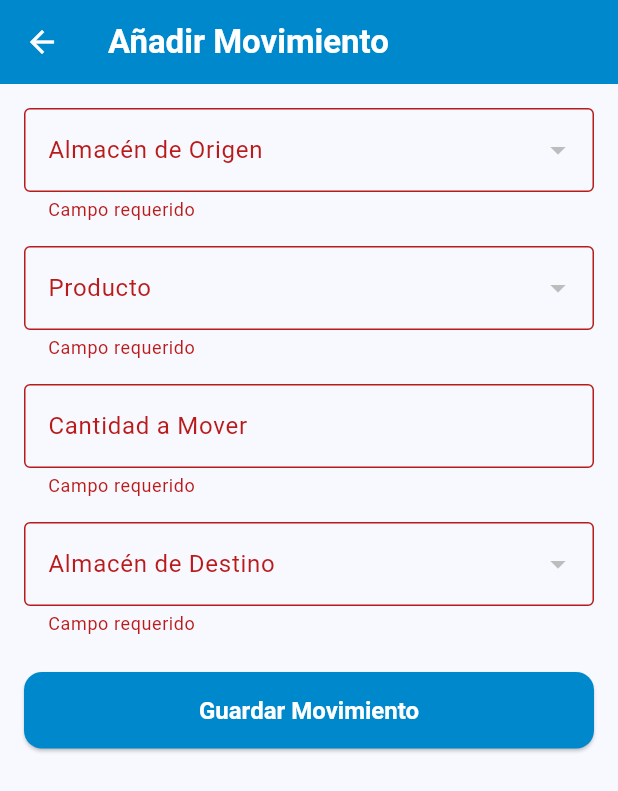
After one commit to gcivicodev/RPSInventory-Mobile-App, a Flutter app: the AddMovementView screen opened directly, after a tap on "Guardar Movimiento", on a phone screen of 412 x 824 dp. The commit adds this screen. Shown: the top 791 px of the screen. Run offline on Flutter 3.47's test engine with Material 3 defaults, Android fonts, the phone set to English and light mode, and no system bars; our stand-ins replace connectivity_plus, flutter_riverpod, shared_preferences, signature, sqflite; missing offline and left inert: mobile_scanner; accounts and stored records are empty.

Commit message:
Mostrar los datos del producto en el dropdown en la vista Añadir Movimiento para que sea más simple seleccionar el producto.

```diff
--- a/lib/src/providers/products_provider.dart
+++ b/lib/src/providers/products_provider.dart
@@ -51,3 +51,9 @@ final getProductsByWarehouseProvider = FutureProvider.autoDispose.family<List<Pr
     hcpcCode: params.hcpcCode,
   );
 });
+
+
+final allProductsProvider = FutureProvider<List<Product>>((ref) async {
+  final dbHelper = DBHelper.instance;
+  return dbHelper.getAllProducts();
+});
--- /dev/null
+++ b/lib/src/views/view_add_movement.dart
@@ -0,0 +1,256 @@
+import 'package:flutter/material.dart';
+import 'package:flutter_riverpod/flutter_riverpod.dart';
+import 'package:rpsinventory/src/models/m_product.dart';
+import 'package:rpsinventory/src/models/m_warehouse.dart';
+import 'package:rpsinventory/src/providers/movement_provider.dart';
+import 'package:rpsinventory/src/providers/products_provider.dart';
+import 'package:rpsinventory/src/providers/user_provider.dart';
+import 'package:rpsinventory/src/providers/warehouses_provider.dart';
+import 'package:rpsinventory/src/views/view_movements.dart';
+
+class AddMovementView extends ConsumerStatefulWidget {
+  static const path = '/movements/add';
+  const AddMovementView({super.key});
+
+  @override
+  ConsumerState<AddMovementView> createState() => _AddMovementViewState();
+}
+
+class _AddMovementViewState extends ConsumerState<AddMovementView> {
+  final _formKey = GlobalKey<FormState>();
+  Warehouse? _selectedOriginWarehouse;
+  Warehouse? _selectedDestinationWarehouse;
+  Product? _selectedProduct;
+  final _quantityController = TextEditingController();
+
+  @override
+  void dispose() {
+    _quantityController.dispose();
+    super.dispose();
+  }
+
+  Future<void> _submitForm() async {
+    if (_formKey.currentState!.validate()) {
+      if (_selectedOriginWarehouse == null ||
+          _selectedDestinationWarehouse == null ||
+          _selectedProduct == null) {
+        ScaffoldMessenger.of(context).showSnackBar(
+          const SnackBar(
+              content: Text('Por favor, completa todos los campos.'),
+              backgroundColor: Colors.orange),
+        );
+        return;
+      }
+
+      if (_selectedOriginWarehouse!.id == _selectedDestinationWarehouse!.id) {
+        ScaffoldMessenger.of(context).showSnackBar(
+          const SnackBar(
+              content:
+              Text('El almacén de origen y destino no pueden ser el mismo.'),
+              backgroundColor: Colors.orange),
+        );
+        return;
+      }
+
+      showDialog(
+        context: context,
+        barrierDismissible: false,
+        builder: (BuildContext context) {
+          return const Center(child: CircularProgressIndicator());
+        },
+      );
+
+      try {
+        final currentUser = ref.read(currentUserProvider);
+        final userId =
+        currentUser?.id != null ? int.tryParse(currentUser!.id!) : null;
+
+        await ref.read(movementProvider.notifier).addMovement(
+          originWarehouseId: _selectedOriginWarehouse!.id,
+          destinationWarehouseId: _selectedDestinationWarehouse!.id,
+          productId: _selectedProduct!.id,
+          quantity: double.parse(_quantityController.text),
+          userId: userId,
+          username: currentUser?.username,
+        );
+
+        ref.invalidate(movementsProvider);
+
+        if (mounted) {
+          Navigator.of(context).pop();
+          Navigator.of(context).pushAndRemoveUntil(
+            MaterialPageRoute(
+              builder: (context) => const ViewMovements(
+                showSuccessSnackbar: true,
+                successMessage: 'Movimiento añadido con éxito.',
+              ),
+            ),
+                (route) => route.isFirst,
+          );
+        }
+      } catch (e) {
+        if (mounted) {
+          Navigator.of(context).pop();
+        }
+        ScaffoldMessenger.of(context).showSnackBar(
+          SnackBar(
+            content: Text('Error al añadir el movimiento: $e'),
+            backgroundColor: Colors.red,
+          ),
+        );
+      }
+    }
+  }
+
+  @override
+  Widget build(BuildContext context) {
+    const primaryColor = Color(0xff0088CC);
+    final warehousesAsyncValue = ref.watch(warehousesProvider);
+    final productsAsyncValue = ref.watch(allProductsProvider);
+
+    return Scaffold(
+      appBar: AppBar(
+        title: const Text('Añadir Movimiento',
+            style: TextStyle(fontWeight: FontWeight.bold)),
+        backgroundColor: primaryColor,
+        foregroundColor: Colors.white,
+      ),
+      body: SingleChildScrollView(
+        padding: const EdgeInsets.all(16.0),
+        child: Form(
+          key: _formKey,
+          child: Column(
+            crossAxisAlignment: CrossAxisAlignment.stretch,
+            children: [
+              warehousesAsyncValue.when(
+                loading: () => const CircularProgressIndicator(),
+                error: (err, stack) => Text('Error: $err'),
+                data: (warehouses) {
+                  return DropdownButtonFormField<Warehouse>(
+                    value: _selectedOriginWarehouse,
+                    decoration: const InputDecoration(
+                      labelText: 'Almacén de Origen',
+                      border: OutlineInputBorder(),
+                    ),
+                    items: warehouses.map((Warehouse warehouse) {
+                      return DropdownMenuItem<Warehouse>(
+                        value: warehouse,
+                        child: Text(warehouse.name ?? 'N/A'),
+                      );
+                    }).toList(),
+                    onChanged: (Warehouse? newValue) {
+                      setState(() {
+                        _selectedOriginWarehouse = newValue;
+                      });
+                    },
+                    validator: (value) =>
+                    value == null ? 'Campo requerido' : null,
+                  );
+                },
+              ),
+              const SizedBox(height: 16),
+              productsAsyncValue.when(
+                loading: () => const CircularProgressIndicator(),
+                error: (err, stack) => Text('Error: $err'),
+                data: (products) {
+                  return DropdownButtonFormField<Product>(
+                    value: _selectedProduct,
+                    isExpanded: true,
+                    decoration: const InputDecoration(
+                      labelText: 'Producto',
+                      border: OutlineInputBorder(),
+                    ),
+                    items: products.map((Product product) {
+                      final sku = product.sku ?? 'N/A';
+                      final color = product.color ?? 'N/A';
+                      final model = product.model ?? 'N/A';
+                      final size = product.size ?? 'N/A';
+                      return DropdownMenuItem<Product>(
+                        value: product,
+                        child: Text(
+                          '${product.name ?? 'N/A'} - ($sku) - $color - $model - $size',
+                          overflow: TextOverflow.ellipsis,
+                        ),
+                      );
+                    }).toList(),
+                    onChanged: (Product? newValue) {
+                      setState(() {
+                        _selectedProduct = newValue;
+                      });
+                    },
+                    validator: (value) =>
+                    value == null ? 'Campo requerido' : null,
+                  );
+                },
+              ),
+              const SizedBox(height: 16),
+              TextFormField(
+                controller: _quantityController,
+                decoration: const InputDecoration(
+                  labelText: 'Cantidad a Mover',
+                  border: OutlineInputBorder(),
+                ),
+                keyboardType:
+                const TextInputType.numberWithOptions(decimal: true),
+                validator: (value) {
+                  if (value == null || value.isEmpty) {
+                    return 'Campo requerido';
+                  }
+                  if (double.tryParse(value) == null) {
+                    return 'Por favor, ingrese un número válido';
+                  }
+                  if (double.parse(value) <= 0) {
+                    return 'La cantidad debe ser mayor a cero';
+                  }
+                  return null;
+                },
+              ),
+              const SizedBox(height: 16),
+              warehousesAsyncValue.when(
+                loading: () => const CircularProgressIndicator(),
+                error: (err, stack) => Text('Error: $err'),
+                data: (warehouses) {
+                  return DropdownButtonFormField<Warehouse>(
+                    value: _selectedDestinationWarehouse,
+                    decoration: const InputDecoration(
+                      labelText: 'Almacén de Destino',
+                      border: OutlineInputBorder(),
+                    ),
+                    items: warehouses.map((Warehouse warehouse) {
+                      return DropdownMenuItem<Warehouse>(
+                        value: warehouse,
+                        child: Text(warehouse.name ?? 'N/A'),
+                      );
+                    }).toList(),
+                    onChanged: (Warehouse? newValue) {
+                      setState(() {
+                        _selectedDestinationWarehouse = newValue;
+                      });
+                    },
+                    validator: (value) =>
+                    value == null ? 'Campo requerido' : null,
+                  );
+                },
+              ),
+              const SizedBox(height: 24),
+              ElevatedButton(
+                onPressed: _submitForm,
+                style: ElevatedButton.styleFrom(
+                  backgroundColor: primaryColor,
+                  foregroundColor: Colors.white,
+                  padding: const EdgeInsets.symmetric(vertical: 16),
+                  textStyle: const TextStyle(
+                      fontSize: 16, fontWeight: FontWeight.bold),
+                  shape: RoundedRectangleBorder(
+                    borderRadius: BorderRadius.circular(12),
+                  ),
+                ),
+                child: const Text('Guardar Movimiento'),
+              ),
+            ],
+          ),
+        ),
+      ),
+    );
+  }
+}
```
Also changed, not shown: lib/src/db_helper.dart (+107 -4 lines), lib/src/providers/movement_provider.dart (added, +46 -0 lines), lib/src/views/view_movements.dart (+33 -2 lines).
